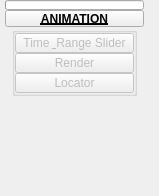
This is radial/ui/uiLevel_3/animation.ui in m3trik/radial as Qt 5 draws it before an edit. The edited form follows.
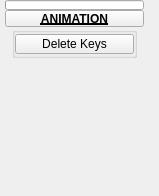
This is the edited form. Custom widgets are drawn as their Qt base class.

```diff
--- a/radial/ui/uiLevel_3/animation.ui
+++ b/radial/ui/uiLevel_3/animation.ui
@@ -122,7 +122,7 @@
             <item>
              <widget class="QPushButton" name="b2211">
               <property name="enabled">
-               <bool>false</bool>
+               <bool>true</bool>
               </property>
               <property name="minimumSize">
                <size>
@@ -140,7 +140,7 @@
                <string>Toggle Animation Time and Range Sliders</string>
               </property>
               <property name="text">
-               <string>Time &amp; Range Slider</string>
+               <string>Delete Keys</string>
               </property>
               <property name="iconSize">
                <size>
@@ -150,65 +150,6 @@
               </property>
              </widget>
             </item>
-            <item>
-             <widget class="QPushButton" name="b0271">
-              <property name="enabled">
-               <bool>false</bool>
-              </property>
-              <property name="minimumSize">
-               <size>
-                <width>0</width>
-                <height>20</height>
-               </size>
-              </property>
-              <property name="maximumSize">
-               <size>
-                <width>999</width>
-                <height>20</height>
-               </size>
-              </property>
-              <property name="toolTip">
-               <string>Render Current Frame</string>
-              </property>
-              <property name="text">
-               <string>Render</string>
-              </property>
-              <property name="iconSize">
-               <size>
-                <width>18</width>
-                <height>18</height>
-               </size>
-              </property>
-             </widget>
-            </item>
-            <item>
-             <widget class="QPushButton" name="b1321">
-              <property name="enabled">
-               <bool>false</bool>
-              </property>
-              <property name="minimumSize">
-               <size>
-                <width>0</width>
-                <height>20</height>
-               </size>
-              </property>
-              <property name="maximumSize">
-               <size>
-                <width>999</width>
-                <height>20</height>
-               </size>
-              </property>
-              <property name="toolTip">
-               <string>Creates a locator object on the grid</string>
-              </property>
-              <property name="layoutDirection">
-               <enum>Qt::LeftToRight</enum>
-              </property>
-              <property name="text">
-               <string>Locator</string>
-              </property>
-             </widget>
-            </item>
            </layout>
           </widget>
          </item>
```
Left out of the diff: 4 changed lines with no effect on the pictures.
